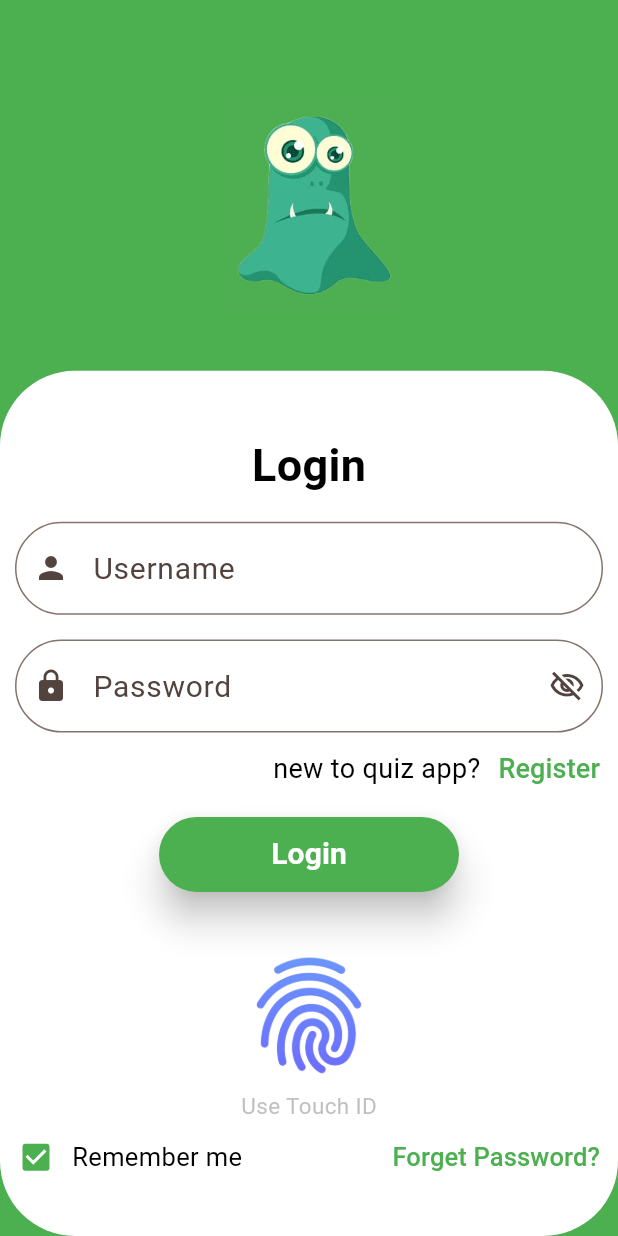
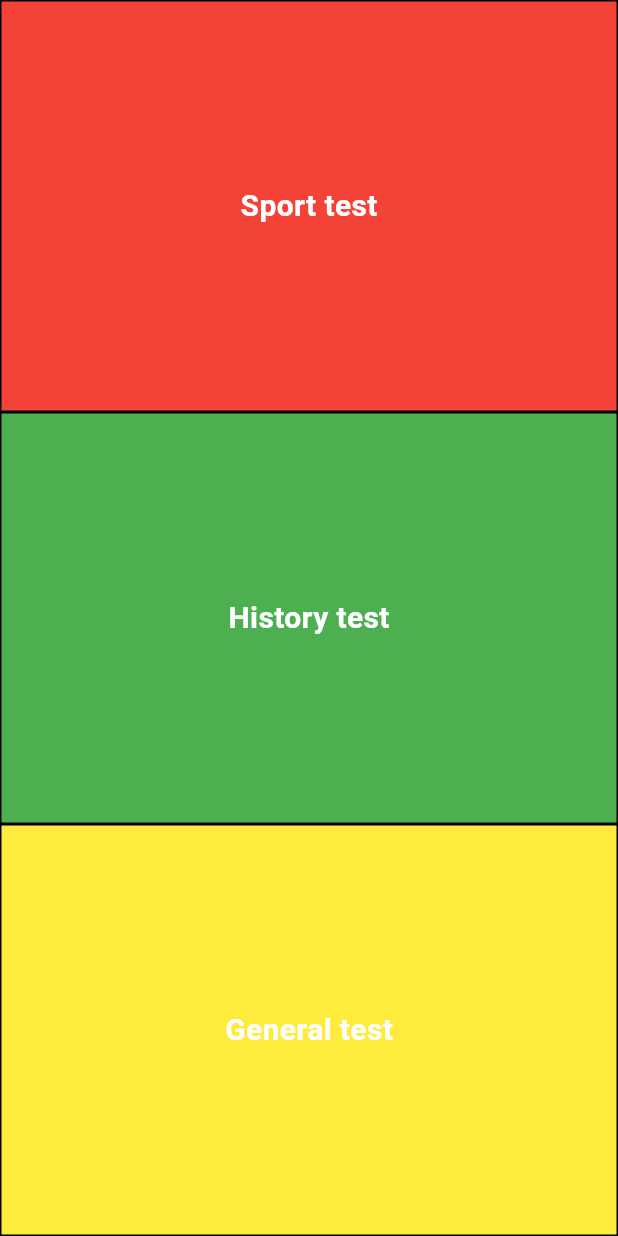
Before and after one commit to Andro-Wagdy/quiz_app, a Flutter app: the LoginScreen screen opened directly, after a tap on "Login", on a phone screen of 412 x 824 dp. Run offline on Flutter 3.47's test engine with Material 2 defaults, Android fonts, the phone set to English and light mode, and no system bars; our stand-ins replace google_fonts.

```diff
--- /dev/null
+++ b/lib/Sreen/CategoryScreen.dart
@@ -0,0 +1,47 @@
+import 'package:flutter/material.dart';
+import 'package:google_fonts/google_fonts.dart';
+import 'package:quiz_app/Sreen/LoginScreen.dart';
+import 'package:quiz_app/Sreen/QuizScreen.dart';
+
+class CategoryScreen extends StatelessWidget {
+  CategoryScreen({super.key});
+  List quizname = ["Sport test", "History test", "General test"];
+  List quizColors = [Colors.red, Colors.green, Colors.yellow];
+
+  @override
+  Widget build(BuildContext context) {
+    return Scaffold(
+      body: Column(
+        children: [
+          for (int i = 0; i < 3; i++)
+            Expanded(
+              child: GestureDetector(
+                onTap: () {
+                  Navigator.push(
+                    context,
+                    MaterialPageRoute<void>(
+                      builder: (BuildContext context) => QuizScreen(),
+                    ),
+                  );
+                },
+                child: Container(
+                  child: Center(
+                    child: Text(
+                      quizname[i],
+                      style: TextStyle(
+                          fontSize: 20,
+                          fontWeight: FontWeight.bold,
+                          color: Colors.white),
+                    ),
+                  ),
+                  decoration: BoxDecoration(
+                      color: quizColors[i],
+                      border: Border.all(width: 1, color: Colors.black)),
+                ),
+              ),
+            ),
+        ],
+      ),
+    );
+  }
+}
--- a/lib/Sreen/LoginScreen.dart
+++ b/lib/Sreen/LoginScreen.dart
@@ -1,4 +1,6 @@
+import 'package:flutter/foundation.dart';
 import 'package:flutter/material.dart';
+import 'package:quiz_app/Sreen/CategoryScreen.dart';
 
 class LoginScreen extends StatelessWidget {
   const LoginScreen({super.key});
@@ -12,7 +14,6 @@ class LoginScreen extends StatelessWidget {
         height: MediaQuery.of(context).size.height,
         color: Colors.green,
         child: Column(
-
           children: [
             Image.asset(
               "images/alien.png",
@@ -92,7 +93,14 @@ class LoginScreen extends StatelessWidget {
                       height: MediaQuery.of(context).size.height * 0.01,
                     ),
                     ElevatedButton(
-                      onPressed: () {},
+                      onPressed: () {
+                        Navigator.push(
+                          context,
+                          MaterialPageRoute<void>(
+                            builder: (BuildContext context) => CategoryScreen(),
+                          ),
+                        );
+                      },
                       child: Text(
                         'Login',
                         style: TextStyle(
--- a/pubspec.yaml
+++ b/pubspec.yaml
@@ -59,6 +59,7 @@ flutter:
     - images/home_page.png
     - images/alien.png
     - images/fingerprint.png
+    - images/Sport_Logo.png
 
 
 
```
Also changed, not shown: lib/Sreen/OpeningScree.dart (+10 -4 lines), lib/Sreen/QuizScreen.dart (added, +102 -0 lines), lib/Sreen/ScoreScreen.dart (added, +64 -0 lines), lib/main.dart (+6 -62 lines), images/Sport_Logo.png (added).
